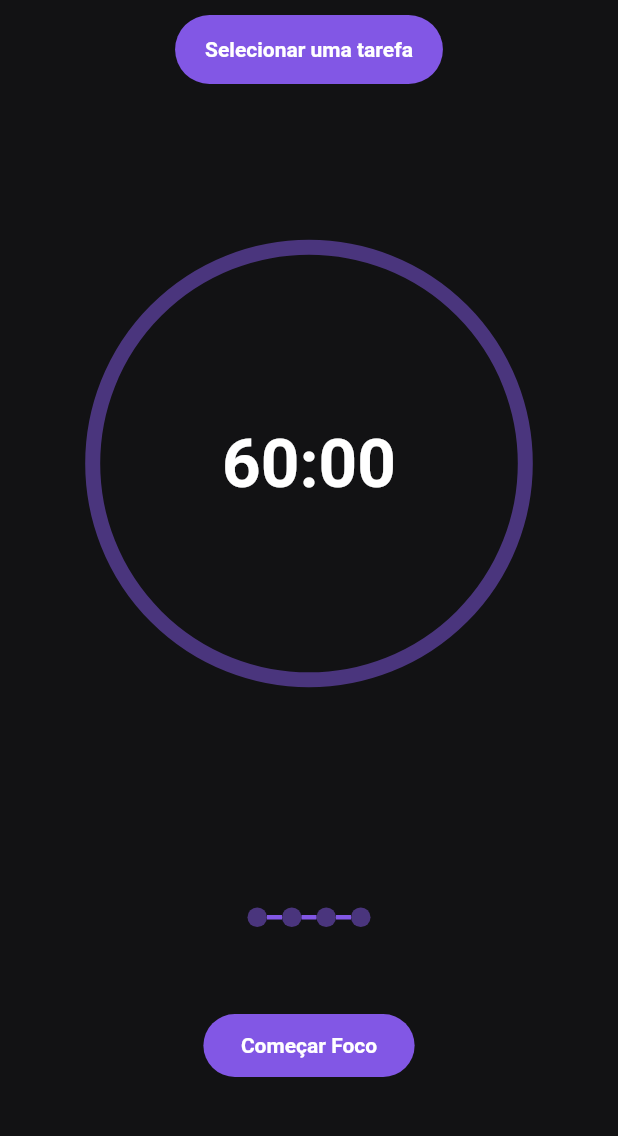
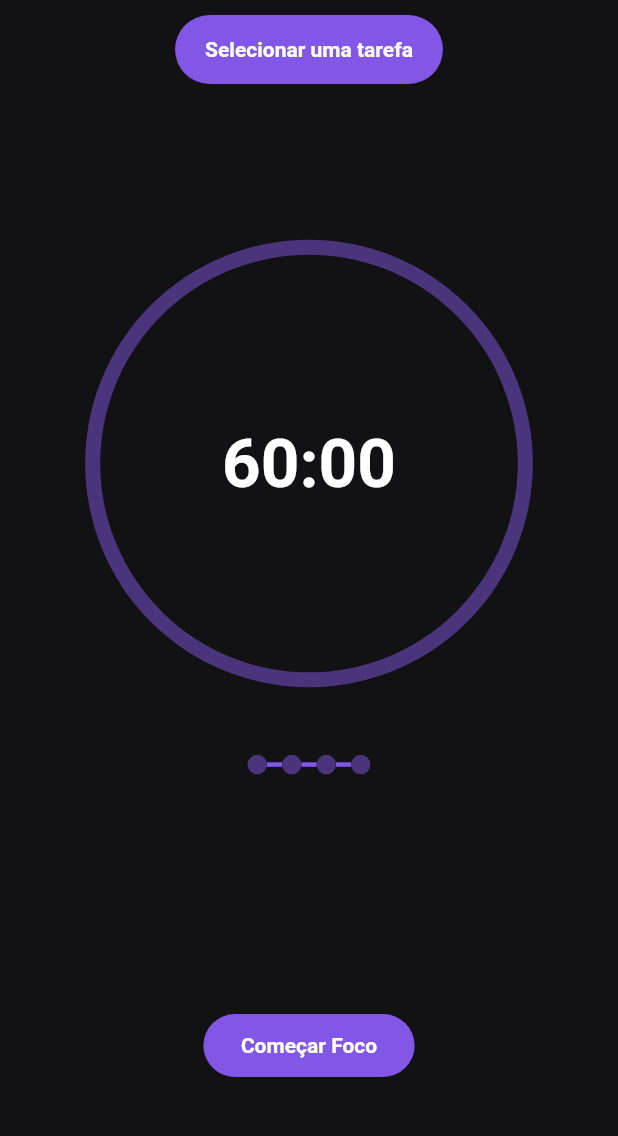
Before and after one commit to RodrigoLima96/time_sense, a Flutter app: the screen it shows after launch, on a phone screen of 412 x 824 dp, the part 84-1220 px from its top. Run offline on Flutter 3.47's test engine with Material 2 defaults, Android fonts, the phone set to English and light mode, and no system bars; drawn by our look-alikes of circular_countdown_timer; our stand-ins replace flutter_svg, sqflite; accounts and stored records are empty.

Commit message:
changing alignment of home page widgets

```diff
--- a/lib/src/pages/home/widgets/home_body.dart
+++ b/lib/src/pages/home/widgets/home_body.dart
@@ -40,13 +40,13 @@ class HomeBody extends StatelessWidget {
                   top: size.height * 0.2,
                   left: 0,
                   right: 0,
-                  child: const TimerWidget(),
-                ),
-                Positioned(
-                  bottom: 150,
-                  left: 0,
-                  right: 0,
-                  child: SessionsWidget(),
+                  child: Column(
+                    children: const [
+                      TimerWidget(),
+                      SizedBox(height: 50),
+                      SessionsWidget(),
+                    ],
+                  ),
                 ),
                 Positioned(
                   bottom: 50,
--- a/lib/src/pages/home/widgets/home_buttons.dart
+++ b/lib/src/pages/home/widgets/home_buttons.dart
@@ -12,12 +12,17 @@ class HomeButtons extends StatelessWidget {
   @override
   Widget build(BuildContext context) {
     final controller = context.watch<PomodoroController>();
-    Map<String, Map<String, dynamic>> buttonsInfos = controller.getButtonsInfo();
+    Map<String, Map<String, dynamic>> buttonsInfos =
+        controller.getButtonsInfo();
 
     return Row(
       mainAxisAlignment: MainAxisAlignment.center,
       children: [
-        PrimaryButton(
+        Container(
+          margin: controller.showSecondButton
+              ? const EdgeInsets.only(right: 40)
+              : const EdgeInsets.only(right: 0),
+          child: PrimaryButton(
             color: primaryColor,
             press: () {
               buttonsInfos['first_button']!['function']();
@@ -26,9 +31,10 @@ class HomeButtons extends StatelessWidget {
             height: 13,
             width: 25,
           ),
+        ),
         controller.showSecondButton
             ? Container(
-                margin: const EdgeInsets.only(left: 10),
+                margin: const EdgeInsets.only(left: 40),
                 child: PrimaryButton(
                   color: primaryColor,
                   press: () async {
```
Lines whose indentation alone changed are shown as unchanged.
